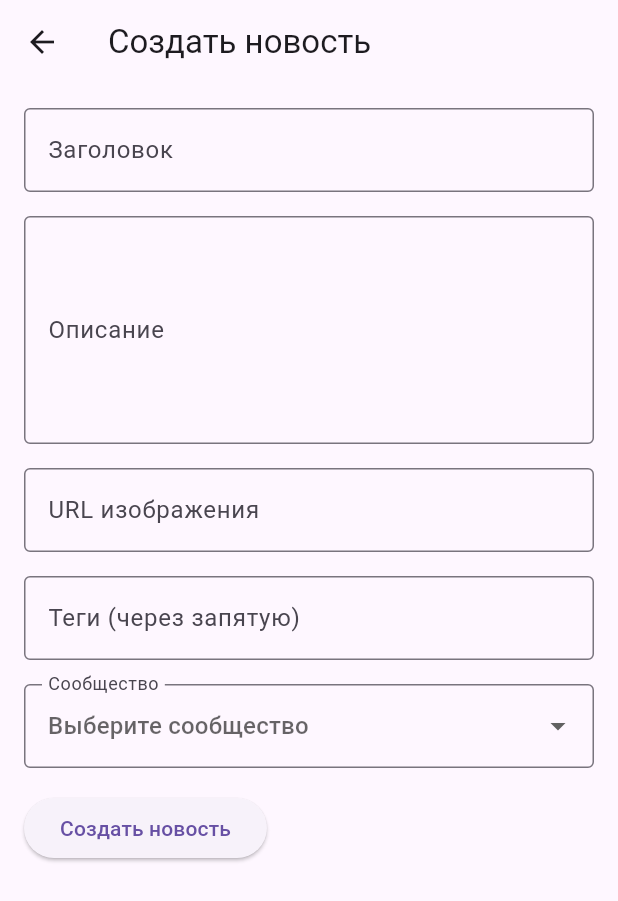
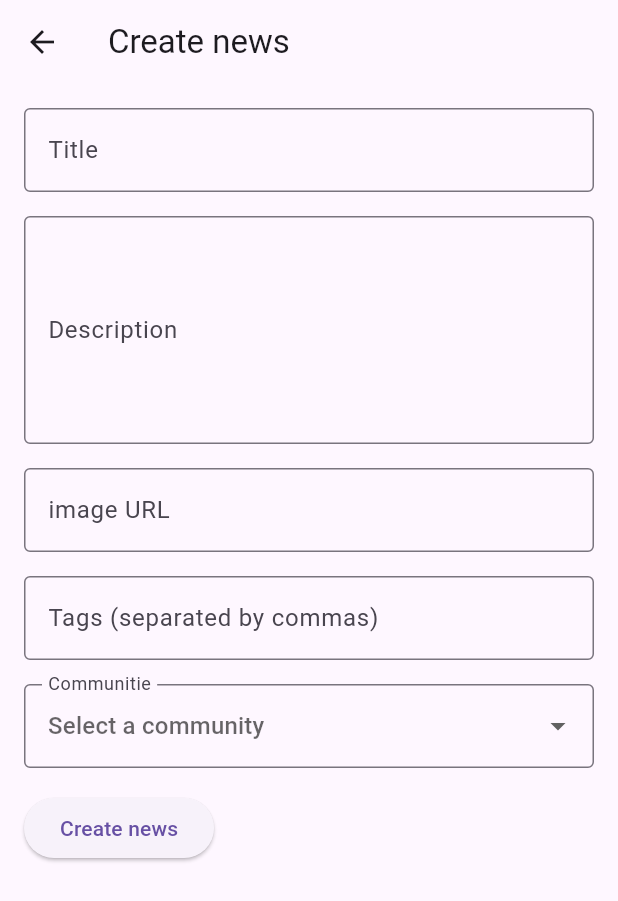
Before and after one commit to MiLTaH/TP_fronend_news_app, a Flutter app: the CreateNewsScreen screen opened by its route, on a phone screen of 412 x 824 dp. Shown: the top 901 px of the screen. Run offline on Flutter 3.47's test engine with Material 3 defaults, Android fonts, the phone set to English and light mode, and no system bars; our stand-ins replace jwt_decoder, shared_preferences; accounts and stored records are empty.

Commit message:
localization full

```diff
--- a/lib/community.dart
+++ b/lib/community.dart
@@ -1,5 +1,6 @@
 import 'package:flutter/material.dart';
 import 'package:bigus_4/community_screen.dart';
+import 'generated/l10n.dart';
 
 class CommunitiesScreen extends StatefulWidget {
   const CommunitiesScreen({super.key});
@@ -42,7 +43,7 @@ class _CommunitiesScreenState extends State<CommunitiesScreen> {
   Widget build(BuildContext context) {
     return Scaffold(
       appBar: AppBar(
-        title: const Text('Сообщества'),
+        title: Text(S.of(context)!.communities),
         backgroundColor: const Color.fromARGB(255, 170, 255, 166),
       ),
       body: ListView.builder(
@@ -71,7 +72,7 @@ class _CommunitiesScreenState extends State<CommunitiesScreen> {
                     const SizedBox(height: 10),
                     // Описание
                     Text(
-                      'Описание: ${community['description']}',
+                      S.of(context)!.descriptionN(community['description']),
                       style: const TextStyle(fontSize: 14),
                       maxLines: 5,
                       overflow: TextOverflow.ellipsis,
@@ -103,7 +104,7 @@ class _CommunitiesScreenState extends State<CommunitiesScreen> {
                           crossAxisAlignment: CrossAxisAlignment.end,
                           children: [
                             Text(
-                              'Подписчики: ${community['subscribers']}',
+                              S.of(context)!.subscribers(community['subscribers']),
                               style: const TextStyle(fontSize: 14, color: Colors.grey),
                             ),
                             const SizedBox(height: 5),
@@ -118,7 +119,7 @@ class _CommunitiesScreenState extends State<CommunitiesScreen> {
                                 backgroundColor: const Color.fromARGB(255, 170, 255, 166),
                                 foregroundColor: Colors.black,
                               ),
-                              child: const Text('Подписаться'),
+                              child: Text(S.of(context)!.subscribe),
                             ),
                           ],
                         ),
--- a/lib/community_screen.dart
+++ b/lib/community_screen.dart
@@ -1,4 +1,5 @@
 import 'package:flutter/material.dart';
+import 'generated/l10n.dart';
 
 class CommunityDetailScreen extends StatefulWidget {
   final String name;
@@ -43,17 +44,18 @@ class _CommunityDetailScreenState extends State<CommunityDetailScreen> {
 
   @override
   Widget build(BuildContext context) {
+
     return Scaffold(
       appBar: AppBar(
-        title: const Text('Сообщество'),
+        title: Text(S.of(context)!.communitie),
         backgroundColor: const Color.fromARGB(255, 170, 255, 166),
         actions: [
           TextButton(
             onPressed: () {
               Navigator.pop(context);
             },
-            child: const Text(
-              'На главную',
+            child: Text(
+              S.of(context)!.to_main_page,
               style: TextStyle(color: Colors.black),
             ),
           ),
@@ -90,7 +92,7 @@ class _CommunityDetailScreenState extends State<CommunityDetailScreen> {
                         ),
                         const SizedBox(height: 8),
                         Text(
-                          'Подписчики: $_currentSubscribers',
+                          S.of(context)!.subscribers(_currentSubscribers),
                           style: const TextStyle(fontSize: 16, color: Colors.grey),
                         ),
                         const SizedBox(height: 8),
@@ -100,7 +102,7 @@ class _CommunityDetailScreenState extends State<CommunityDetailScreen> {
                             backgroundColor: const Color.fromARGB(255, 170, 255, 166),
                             foregroundColor: Colors.black,
                           ),
-                          child: const Text('Подписаться'),
+                          child: Text(S.of(context)!.subscribe),
                         ),
                       ],
                     ),
@@ -108,8 +110,8 @@ class _CommunityDetailScreenState extends State<CommunityDetailScreen> {
                 ],
               ),
               const SizedBox(height: 16),
-              const Text(
-                'Описание:',
+              Text(
+                S.of(context)!.description,
                 style: TextStyle(fontWeight: FontWeight.bold),
               ),
               const SizedBox(height: 8),
--- a/lib/create_news_screen.dart
+++ b/lib/create_news_screen.dart
@@ -1,4 +1,5 @@
 import 'package:flutter/material.dart';
+import 'generated/l10n.dart';
 
 class CreateNewsScreen extends StatefulWidget {
   const CreateNewsScreen({super.key});
@@ -66,7 +67,7 @@ class _CreateNewsScreenState extends State<CreateNewsScreen> {
   Widget build(BuildContext context) {
     return Scaffold(
       appBar: AppBar(
-        title: const Text('Создать новость'),
+        title: Text(S.of(context)!.create_news),
       ),
       body: Padding(
         padding: const EdgeInsets.all(16.0),
@@ -77,8 +78,8 @@ class _CreateNewsScreenState extends State<CreateNewsScreen> {
               // Заголовок
               TextField(
                 controller: _titleController,
-                decoration: const InputDecoration(
-                  labelText: 'Заголовок',
+                decoration: InputDecoration(
+                  labelText: S.of(context)!.title,
                   border: OutlineInputBorder(),
                 ),
               ),
@@ -87,8 +88,8 @@ class _CreateNewsScreenState extends State<CreateNewsScreen> {
               // Описание
               TextField(
                 controller: _descriptionController,
-                decoration: const InputDecoration(
-                  labelText: 'Описание',
+                decoration: InputDecoration(
+                  labelText: S.of(context)!.description_clean,
                   border: OutlineInputBorder(),
                 ),
                 maxLines: 5,
@@ -98,8 +99,8 @@ class _CreateNewsScreenState extends State<CreateNewsScreen> {
               // URL изображения
               TextField(
                 controller: _imageUrlController,
-                decoration: const InputDecoration(
-                  labelText: 'URL изображения',
+                decoration: InputDecoration(
+                  labelText: S.of(context)!.URL_image,
                   border: OutlineInputBorder(),
                 ),
               ),
@@ -108,8 +109,8 @@ class _CreateNewsScreenState extends State<CreateNewsScreen> {
               // Теги
               TextField(
                 controller: _tagsController,
-                decoration: const InputDecoration(
-                  labelText: 'Теги (через запятую)',
+                decoration: InputDecoration(
+                  labelText: S.of(context)!.tags,
                   border: OutlineInputBorder(),
                 ),
               ),
@@ -117,7 +118,7 @@ class _CreateNewsScreenState extends State<CreateNewsScreen> {
 
               DropdownButtonFormField<String>(
               value: _selectedCommunity,
-              hint: const Text('Выберите сообщество'),
+              hint: Text(S.of(context)!.select_community),
               items: communities.map((community) {
                 return DropdownMenuItem<String>(
                   value: community,
@@ -129,8 +130,8 @@ class _CreateNewsScreenState extends State<CreateNewsScreen> {
                   _selectedCommunity = value;
                 });
               },
-              decoration: const InputDecoration(
-                labelText: 'Сообщество',
+              decoration: InputDecoration(
+                labelText: S.of(context)!.communitie,
                 border: OutlineInputBorder(),
               ),
             ),
@@ -139,7 +140,7 @@ class _CreateNewsScreenState extends State<CreateNewsScreen> {
               // Кнопка отправки
               ElevatedButton(
                 onPressed: _createNews,
-                child: const Text('Создать новость'),
+                child: Text(S.of(context)!.create_news),
               ),
             ],
           ),
--- a/lib/messanger.dart
+++ b/lib/messanger.dart
@@ -1,6 +1,6 @@
 import 'package:flutter/material.dart';
 import 'package:intl/intl.dart'; // Импортируем пакет для форматирования даты и времени
-import 'package:flutter/services.dart';
+import 'generated/l10n.dart';
 
 class MessagesPage extends StatefulWidget {
   const MessagesPage({super.key});
@@ -86,14 +86,14 @@ class _MessagesPageState extends State<MessagesPage> {
         bool isMobile = constraints.maxWidth < 600;
     return Scaffold(
       appBar: AppBar(
-        title: Text('Сообщения'),
+        title: Text(S.of(context)!.messanges),
         backgroundColor: Color.fromARGB(255, 170, 255, 166), // Зеленый фон
         actions: [
           TextButton(
             onPressed: () {
               Navigator.pushNamed(context, '/');
             },
-            child: Text('На главную', style: TextStyle(color: Colors.black)),
+            child: Text(S.of(context)!.to_main_page, style: TextStyle(color: Colors.black)),
           )
         ],
       ),
@@ -127,7 +127,7 @@ class _MessagesPageState extends State<MessagesPage> {
               children: [
                 Expanded(
                   child: _selectedUser == null
-                      ? Center(child: Text('Выберите пользователя для чата'))
+                      ? Center(child: Text(S.of(context)!.select_user))
                       : ListView.builder(
                           controller: _scrollController,
                           itemCount: users
@@ -184,7 +184,7 @@ class _MessagesPageState extends State<MessagesPage> {
                             focusNode: _focusNode,
                             maxLines: null, // Поддержка многострочного ввода
                             decoration: InputDecoration(
-                              hintText: 'Напишите сообщение...',
+                              hintText: S.of(context)!.write_message,
                               border: OutlineInputBorder(),
                             ),
                             textInputAction: TextInputAction.send,
--- /dev/null
+++ b/lib/models/locale_provider.dart
@@ -0,0 +1,12 @@
+import 'package:flutter/material.dart';
+
+class LocaleProvider with ChangeNotifier {
+  Locale _locale = Locale('en');
+
+  Locale get locale => _locale;
+
+  void setLocale(Locale locale) {
+    _locale = locale;
+    notifyListeners();
+  }
+}
```
Also changed, not shown: lib/l10n/intl_en.arb (+32 -3 lines), lib/l10n/intl_ru.arb (+32 -4 lines), lib/login_screen.dart (+13 -12 lines), lib/main.dart (+18 -12 lines), lib/news_screen.dart (+15 -14 lines), lib/registration_screen.dart (+25 -24 lines), lib/generated/intl/messages_en.dart, lib/generated/intl/messages_ru.dart, lib/generated/l10n.dart.
